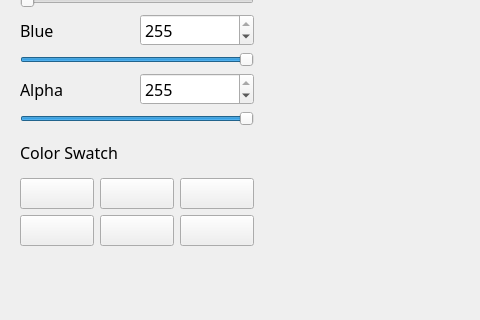
Qt form view.ui (samirsarin04/SpriteEditor) before a commit; both pictures show x 0 to 480 and y 480 to 800 of the 1200 by 800 pixel window.
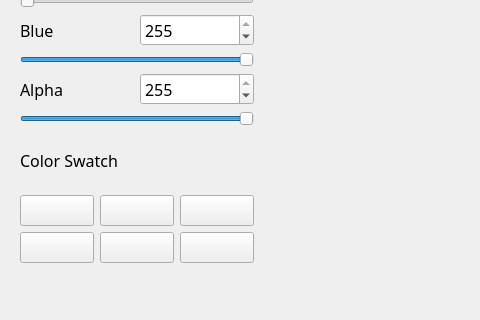
The same form after that commit. Custom widgets are drawn as their Qt base class.

What changed in the file:
```diff
--- a/view.ui
+++ b/view.ui
@@ -98,7 +98,7 @@
       <x>20</x>
       <y>50</y>
       <width>234</width>
-      <height>648</height>
+      <height>665</height>
      </rect>
     </property>
     <layout class="QVBoxLayout" name="verticalLayout_7">
```
Left out of the diff: 10 changed lines with no effect on the pictures.
